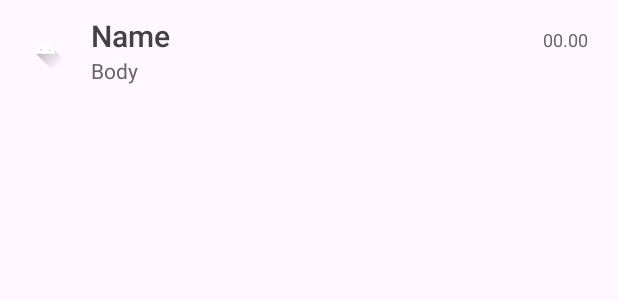
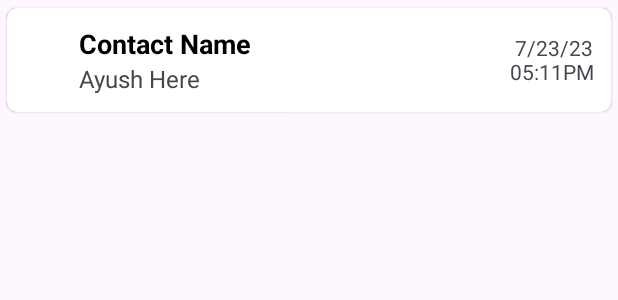
Before and after one commit to ayush-ojha-11/Message_App, an Android app: the layout message_recycler_item.xml on its own in the app's theme, with its tools: preview values and no code run, on a phone screen of 412 x 824 dp. Shown: the top 300 px of the screen. Run offline under Robolectric (Android 15) with nearby library versions, the phone set to English and light mode, and no system bars.

Commit message:
Changed the layout of recyclerView and some minor changes.

```diff
--- a/app/src/main/java/com/as/mymessage/DatabasePackage/DatabaseHelper.java
+++ b/app/src/main/java/com/as/mymessage/DatabasePackage/DatabaseHelper.java
@@ -6,7 +6,7 @@ import androidx.room.Database;
 import androidx.room.Room;
 import androidx.room.RoomDatabase;
 
-@Database(entities = {MessageTableModalClass.class},exportSchema = false,version = 2)
+@Database(entities = {MessageTableModalClass.class},exportSchema = false,version = 3)
 public abstract class DatabaseHelper extends RoomDatabase {
     private static final String DB_NAME = "messagedb";
 
--- a/app/src/main/java/com/as/mymessage/HeadlessSmsSendService.java
+++ b/app/src/main/java/com/as/mymessage/MessageReceiverClasses/HeadlessSmsSendService.java
@@ -1,4 +1,4 @@
-package com.as.mymessage;
+package com.as.mymessage.MessageReceiverClasses;
 
 import android.app.Service;
 import android.content.Intent;
--- a/app/src/main/java/com/as/mymessage/NewSmsReceiver.java
+++ b/app/src/main/java/com/as/mymessage/MessageReceiverClasses/MmsReceiver.java
@@ -1,12 +1,12 @@
-package com.as.mymessage;
+package com.as.mymessage.MessageReceiverClasses;
 
 import android.content.BroadcastReceiver;
 import android.content.Context;
 import android.content.Intent;
 
-public class NewSmsReceiver extends BroadcastReceiver {
+public class MmsReceiver extends BroadcastReceiver {
     @Override
     public void onReceive(Context context, Intent intent) {
-
+     //   SmsReceiver.handleReceiveRequest(context,intent);
     }
 }
--- a/app/src/main/java/com/as/mymessage/MmsReceiver.java
+++ b/app/src/main/java/com/as/mymessage/MessageReceiverClasses/NewSmsReceiver.java
@@ -1,12 +1,12 @@
-package com.as.mymessage;
+package com.as.mymessage.MessageReceiverClasses;
 
 import android.content.BroadcastReceiver;
 import android.content.Context;
 import android.content.Intent;
 
-public class MmsReceiver extends BroadcastReceiver {
+public class NewSmsReceiver extends BroadcastReceiver {
     @Override
     public void onReceive(Context context, Intent intent) {
-        SmsReceiver.handleReceiveRequest(context,intent);
+
     }
 }
--- a/app/src/main/java/com/as/mymessage/adapters/ConversationRecyclerViewAdapter.java
+++ b/app/src/main/java/com/as/mymessage/adapters/ConversationRecyclerViewAdapter.java
@@ -1,5 +1,6 @@
 package com.as.mymessage.adapters;
 
+import android.annotation.SuppressLint;
 import android.content.Context;
 import android.view.LayoutInflater;
 import android.view.View;
@@ -30,13 +31,14 @@ public class ConversationRecyclerViewAdapter extends RecyclerView.Adapter<Conver
         return new ConversationViewHolder(LayoutInflater.from(context).inflate(R.layout.message_recycler_item,parent,false));
     }
 
+    @SuppressLint("SetTextI18n")
     @Override
     public void onBindViewHolder(@NonNull ConversationViewHolder holder, int position) {
 
         holder.imageView.setImageResource(recyclerList.get(position).getImage());
         holder.nameView.setText(recyclerList.get(position).getName());
         holder.bodyView.setText(recyclerList.get(position).getMessage());
-        holder.timeView.setText(recyclerList.get(position).getTime());
+        holder.timeView.setText(" "+recyclerList.get(position).getDate()+"\n"+recyclerList.get(position).getTime());
 
         //OnClickListener
 
--- a/app/src/main/res/layout/activity_main.xml
+++ b/app/src/main/res/layout/activity_main.xml
@@ -5,6 +5,7 @@
     xmlns:tools="http://schemas.android.com/tools"
     android:layout_width="match_parent"
     android:layout_height="match_parent"
+    android:background="#F3F2F2"
     tools:context=".activities.MainActivity">
 
 
--- a/app/src/main/res/layout/message_recycler_item.xml
+++ b/app/src/main/res/layout/message_recycler_item.xml
@@ -1,70 +1,72 @@
 <?xml version="1.0" encoding="utf-8"?>
 <LinearLayout xmlns:android="http://schemas.android.com/apk/res/android"
     xmlns:tools="http://schemas.android.com/tools"
-    android:id="@+id/lyt_parent"
+    android:layout_height="wrap_content"
     android:layout_width="match_parent"
-    android:layout_height="wrap_content"
-    android:gravity="center_vertical"
-    android:minHeight="60dp"
-    android:orientation="horizontal"
-    android:padding="10dp">
+    android:gravity="center"
+    xmlns:app="http://schemas.android.com/apk/res-auto">
 
-    <ImageView
-        android:id="@+id/imageView"
-        android:layout_width="30dp"
-        android:scaleType="centerCrop"
-        android:layout_height="30dp"
-        android:layout_marginStart="5dp"
-        android:src="@drawable/ic_launcher_foreground"
-        android:contentDescription="TODO" />
-
-    <LinearLayout
+    <androidx.cardview.widget.CardView
         android:layout_width="match_parent"
         android:layout_height="wrap_content"
-        android:layout_gravity="center_vertical"
-        android:layout_marginEnd="10dp"
-        android:layout_marginStart="15dp"
-        android:orientation="vertical">
+        app:cardCornerRadius="7dp"
+        app:cardElevation="1dp"
+        android:backgroundTint="@color/white"
+        app:cardUseCompatPadding="true">
+
 
         <LinearLayout
             android:layout_width="match_parent"
             android:layout_height="wrap_content"
+            android:gravity="center_vertical"
+            android:id="@+id/llRow"
+            android:padding="11dp"
             android:orientation="horizontal">
 
-            <TextView
-                android:id="@+id/textViewName"
+            <ImageView
+                android:layout_width="25dp"
+                android:layout_height="25dp"
+                android:id="@+id/imageView"/>
+
+            <LinearLayout
                 android:layout_width="0dp"
                 android:layout_height="wrap_content"
                 android:layout_weight="1"
-                tools:text="Name"
-                android:textAppearance="@style/TextAppearance.AppCompat.Title"
-                android:textColor="#424242"
-                android:textStyle="normal" />
+                android:layout_marginStart="11dp"
+                android:orientation="vertical">
+
+                <TextView
+                    android:id="@+id/textViewName"
+                    android:layout_width="match_parent"
+                    android:layout_height="wrap_content"
+                    android:text="Contact Name"
+                    android:maxLines="1"
+                    android:textSize="18sp"
+                    android:textColor="@color/black"
+                    android:textStyle="bold"/>
+
+                <TextView
+                    android:layout_width="match_parent"
+                    android:layout_height="wrap_content"
+                    android:textSize="16sp"
+                    android:text="Ayush Here"
+                    android:maxLines="1"
+                    android:ellipsize="end"
+                    android:id="@+id/textViewBody"/>
+            </LinearLayout>
 
             <TextView
+                android:layout_width="wrap_content"
                 android:id="@+id/textViewTime"
-                android:layout_width="wrap_content"
                 android:layout_height="wrap_content"
-                tools:text="00.00"
-                android:textAppearance="@style/TextAppearance.AppCompat.Caption"
-                android:textColor="#686565" />
+                android:layout_gravity="center_vertical"
+                android:text=" 7/23/23\n05:11PM"/>
+
+
+
         </LinearLayout>
 
-        <TextView
-            android:id="@+id/textViewBody"
-            android:layout_width="wrap_content"
-            android:layout_height="wrap_content"
-            android:maxLines="1"
-            android:singleLine="true"
-            tools:text="Body"
-            android:textAppearance="@style/TextAppearance.AppCompat.Body1"
-            android:textColor="#686565" />
+    </androidx.cardview.widget.CardView>
 
-    </LinearLayout>
-
-    <LinearLayout
-        android:layout_width="match_parent"
-        android:layout_height="2dp"
-        android:background="@color/black"/>
 
 </LinearLayout>
```
Also changed, not shown: app/src/main/AndroidManifest.xml (+4 -4 lines), app/src/main/java/com/as/mymessage/DatabasePackage/MessageTableModalClass.java (+15 -2 lines), app/src/main/java/com/as/mymessage/MessageReceiverClasses/SmsReceiver.java (renamed from app/src/main/java/com/as/mymessage/SmsReceiver.java, +6 -11 lines), app/src/main/java/com/as/mymessage/activities/MainActivity.java (+12 -12 lines), app/src/main/java/com/as/mymessage/modals/RecyclerModalClass.java (+14 -2 lines), app/src/main/java/com/as/mymessage/util/TimeStampUtil.java (+10 -1 lines).
